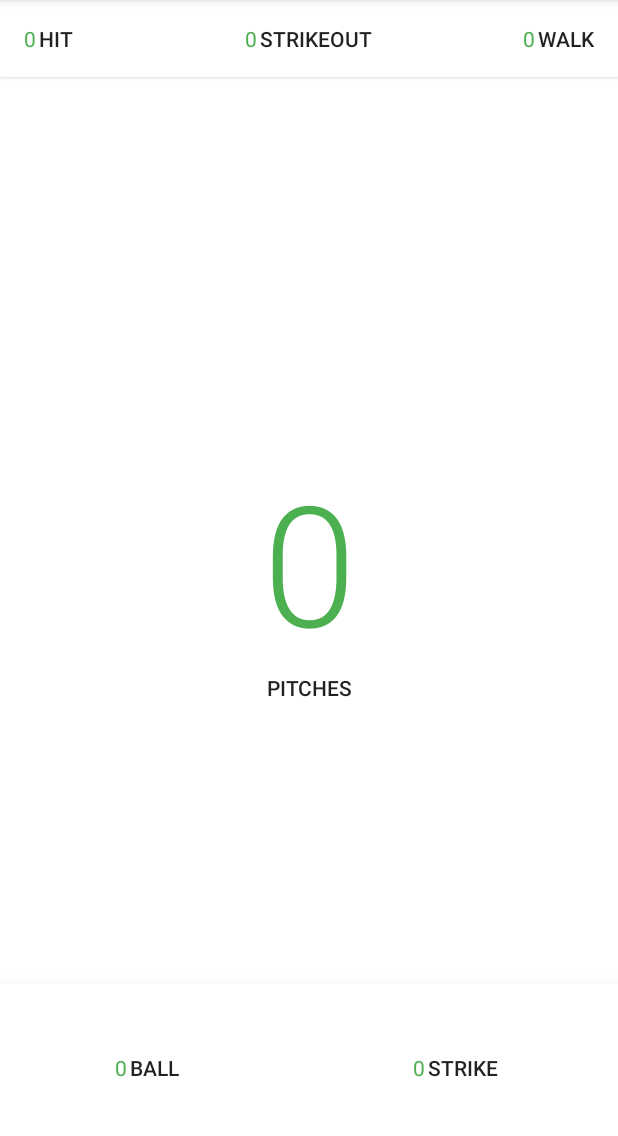
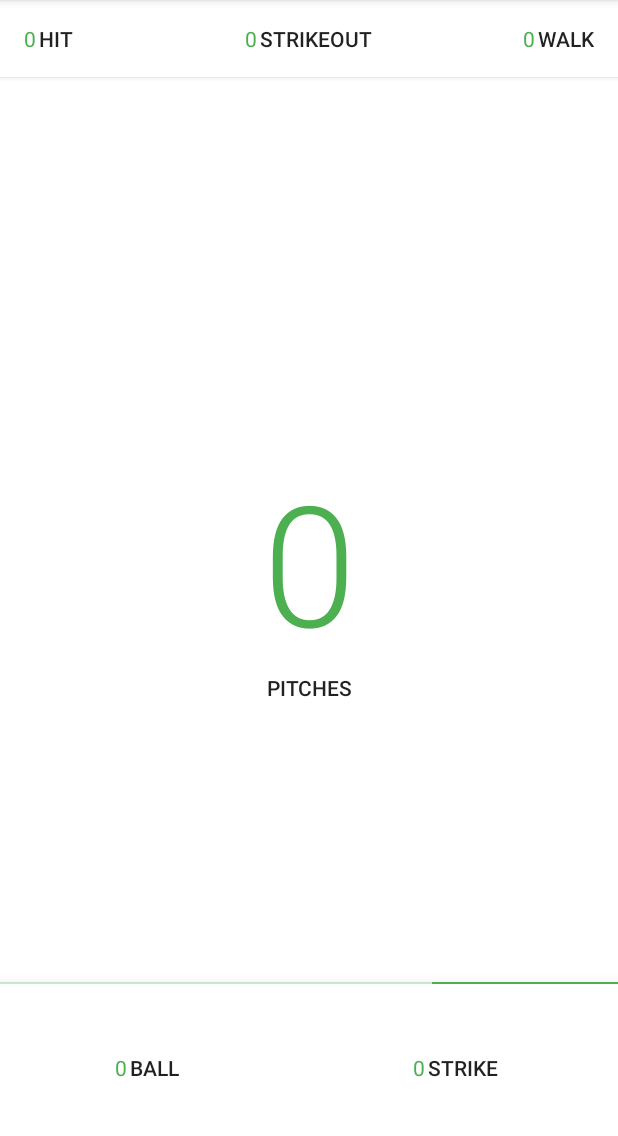
Before and after one commit to akodiakson/Capstone-Project, an Android app: the screen it shows after launch (GameActivity), on a phone screen of 412 x 824 dp, the part 84-1220 px from its top. Run offline under Robolectric (Android 15) with nearby library versions, the phone set to English and light mode, and no system bars; our stand-ins replace ButterKnife; 3 statements that could not run were skipped.

Commit message:
-- Minor tablet optimization. Show pitch distribution line above balls & strikes. Show the formatted date on the details screen.

```diff
--- a/app/src/main/java/com/akodiakson/pitchcounter/fragment/GameFragment.java
+++ b/app/src/main/java/com/akodiakson/pitchcounter/fragment/GameFragment.java
@@ -17,6 +17,7 @@ import android.view.MenuInflater;
 import android.view.MenuItem;
 import android.view.View;
 import android.view.ViewGroup;
+import android.widget.LinearLayout;
 import android.widget.TextView;
 
 import com.akodiakson.pitchcounter.R;
@@ -30,6 +31,7 @@ import com.akodiakson.pitchcounter.data.UpdateStatQueryHandler;
 import com.akodiakson.pitchcounter.model.Game;
 
 import java.lang.ref.WeakReference;
+import java.text.ParseException;
 import java.text.SimpleDateFormat;
 import java.util.Date;
 import java.util.Stack;
@@ -67,6 +69,12 @@ public class GameFragment extends Fragment implements LoaderManager.LoaderCallba
     @Bind(R.id.game_entry_hit_strikeout_button_value)
     TextView strikeoutCount;
 
+    @Bind(R.id.bar_balls)
+    View barBalls;
+
+    @Bind(R.id.bar_strikes)
+    View barStrikes;
+
     private String gameDate;
 
     private Stack<StatType> userActionsStack = new Stack<>();
@@ -90,6 +98,13 @@ public class GameFragment extends Fragment implements LoaderManager.LoaderCallba
 
         Date today = new Date();
         gameDate = new SimpleDateFormat("yyyyMMdd").format(today);
+        try {
+            Date yyyyMMdd = new SimpleDateFormat("yyyyMMdd").parse(gameDate);
+            System.out.println("yyyyMMdd = " + yyyyMMdd);
+        } catch (ParseException e) {
+            e.printStackTrace();
+        }
+
     }
 
     @Override
@@ -113,7 +128,12 @@ public class GameFragment extends Fragment implements LoaderManager.LoaderCallba
         }
         if (item.getItemId() == R.id.menu_item_history_undo) {
             if (!userActionsStack.isEmpty()) {
-                updateStatValue(userActionsStack.peek(), getValueFromFieldToPop(userActionsStack.peek())-1);
+                StatType peekedStatType = userActionsStack.peek();
+                if(peekedStatType == StatType.BALL || peekedStatType == StatType.STRIKE){
+                    updateStatAndTotalPitchValues(peekedStatType, getValueFromFieldToPop(peekedStatType)-1, Integer.valueOf(pitchCount.getText().toString())-1);
+                } else {
+                    updateStatValue(peekedStatType, getValueFromFieldToPop(peekedStatType)-1);
+                }
                 userActionsStack.pop();
             }
             return true;
@@ -303,8 +323,16 @@ public class GameFragment extends Fragment implements LoaderManager.LoaderCallba
                 data.moveToFirst();
                 Game game = GameCursorUtil.buildGame(data);
                 updateCounts(game);
+                updatePitchDistribution(game);
                 break;
         }
+    }
+
+    private void updatePitchDistribution(Game game) {
+        LinearLayout.LayoutParams ballLayoutParams = new LinearLayout.LayoutParams(0, ViewGroup.LayoutParams.WRAP_CONTENT, game.getBalls());
+        barBalls.setLayoutParams(ballLayoutParams);
+        LinearLayout.LayoutParams strikeLayoutParams = new LinearLayout.LayoutParams(0, ViewGroup.LayoutParams.WRAP_CONTENT, game.getStrikes());
+        barStrikes.setLayoutParams(strikeLayoutParams);
     }
 
     private void updateCounts(Game game) {
--- a/app/src/main/res/layout-w900dp/gamesummary_list.xml
+++ b/app/src/main/res/layout-w900dp/gamesummary_list.xml
@@ -23,8 +23,6 @@
         android:name="com.akodiakson.pitchcounter.activity.GameSummaryListFragment"
         android:layout_width="@dimen/item_width"
         android:layout_height="match_parent"
-        android:layout_marginLeft="16dp"
-        android:layout_marginRight="16dp"
         app:layoutManager="LinearLayoutManager"
         tools:context="com.akodiakson.pitchcounter.activity.GameSummaryListActivity"
         tools:listitem="@layout/gamesummary_list_content" />
--- a/app/src/main/res/layout/activity_gamesummary_detail.xml
+++ b/app/src/main/res/layout/activity_gamesummary_detail.xml
@@ -30,6 +30,8 @@
                 app:layout_collapseMode="pin"
                 app:popupTheme="@style/ThemeOverlay.AppCompat.Light" />
 
+            <!-- TODO - Andrew you can put the hero here -->
+
         </android.support.design.widget.CollapsingToolbarLayout>
 
     </android.support.design.widget.AppBarLayout>
--- a/app/src/main/res/layout/fragment_game.xml
+++ b/app/src/main/res/layout/fragment_game.xml
@@ -39,8 +39,8 @@
         android:layout_width="match_parent"
         android:layout_height="wrap_content"
         android:background="@color/white"
-        android:minHeight="@dimen/button_container_min_height"
-        android:elevation="@dimen/button_container_elevation_top">
+        android:elevation="@dimen/button_container_elevation_top"
+        android:minHeight="@dimen/button_container_min_height">
 
         <LinearLayout
             android:id="@+id/game_entry_hit_button"
@@ -51,8 +51,8 @@
             android:orientation="horizontal">
 
             <TextView
+                android:id="@+id/game_entry_hit_button_value"
                 style="@style/ButtonValueTextStyle"
-                android:id="@+id/game_entry_hit_button_value"
                 android:layout_width="wrap_content"
                 android:layout_height="wrap_content"
                 android:text="@string/game_entry_numeric_default_value" />
@@ -74,8 +74,8 @@
             android:orientation="horizontal">
 
             <TextView
+                android:id="@+id/game_entry_walk_button_value"
                 style="@style/ButtonValueTextStyle"
-                android:id="@+id/game_entry_walk_button_value"
                 android:layout_width="wrap_content"
                 android:layout_height="wrap_content"
                 android:text="@string/game_entry_numeric_default_value" />
@@ -97,8 +97,8 @@
             android:orientation="horizontal">
 
             <TextView
+                android:id="@+id/game_entry_hit_strikeout_button_value"
                 style="@style/ButtonValueTextStyle"
-                android:id="@+id/game_entry_hit_strikeout_button_value"
                 android:layout_width="wrap_content"
                 android:layout_height="wrap_content"
                 android:text="@string/game_entry_numeric_default_value" />
@@ -112,24 +112,50 @@
         </LinearLayout>
     </FrameLayout>
 
+    <LinearLayout
+        android:layout_width="match_parent"
+        android:layout_height="wrap_content"
+        android:layout_gravity="bottom"
+        android:orientation="vertical"
+        android:background="@color/white"
+        android:elevation="@dimen/button_container_elevation_bottom"
+        >
+
+        <LinearLayout
+            android:layout_width="match_parent"
+            android:layout_height="1dp"
+            android:gravity="center_vertical"
+            android:orientation="horizontal">
+
+            <View
+                android:id="@+id/bar_balls"
+                android:layout_width="0dp"
+                android:layout_height="match_parent"
+                android:layout_weight="70"
+                android:background="@color/appWindowBackground" />
+
+            <View
+                android:id="@+id/bar_strikes"
+                android:layout_width="0dp"
+                android:layout_height="match_parent"
+                android:layout_weight="30"
+                android:background="@color/colorPrimary" />
+        </LinearLayout>
 
         <LinearLayout
             android:layout_width="match_parent"
             android:layout_height="wrap_content"
+
+            android:gravity="center_vertical"
             android:minHeight="@dimen/bottom_container_height"
-        android:layout_gravity="bottom"
-        android:orientation="horizontal"
-        android:gravity="center_vertical"
-        android:background="@color/white"
-        android:elevation="@dimen/button_container_elevation_bottom"
-        >
+            android:orientation="horizontal">
 
             <RelativeLayout
                 android:id="@+id/game_entry_ball_button"
                 style="@style/ButtonContainerStyleSecondary"
                 android:layout_width="0dp"
+                android:layout_height="match_parent"
                 android:layout_weight="1"
-            android:layout_height="match_parent"
                 android:orientation="horizontal">
 
                 <TextView
@@ -138,8 +164,8 @@
                     android:layout_width="wrap_content"
                     android:layout_height="wrap_content"
                     android:layout_centerInParent="true"
+                    android:layout_toLeftOf="@+id/game_entry_ball_button_label"
                     android:layout_toStartOf="@+id/game_entry_ball_button_label"
-                android:layout_toLeftOf="@+id/game_entry_ball_button_label"
                     android:text="@string/game_entry_numeric_default_value" />
 
                 <TextView
@@ -155,9 +181,9 @@
                 android:id="@+id/game_entry_strike_button"
                 style="@style/ButtonContainerStyleSecondary"
                 android:layout_width="0dp"
-            android:layout_weight="1"
                 android:layout_height="match_parent"
                 android:layout_gravity="center_vertical|end"
+                android:layout_weight="1"
                 android:orientation="horizontal">
 
                 <TextView
@@ -166,8 +192,8 @@
                     android:layout_width="wrap_content"
                     android:layout_height="wrap_content"
                     android:layout_centerInParent="true"
+                    android:layout_toLeftOf="@+id/game_entry_strike_button_label"
                     android:layout_toStartOf="@+id/game_entry_strike_button_label"
-                android:layout_toLeftOf="@+id/game_entry_strike_button_label"
                     android:text="@string/game_entry_numeric_default_value" />
 
                 <TextView
@@ -181,4 +207,7 @@
 
         </LinearLayout>
 
+    </LinearLayout>
+
+
 </FrameLayout>
--- a/app/src/main/res/values/dimens.xml
+++ b/app/src/main/res/values/dimens.xml
@@ -7,7 +7,7 @@
     <dimen name="button_container_min_height">48dp</dimen>
     <dimen name="fab_margin">16dp</dimen>
     <dimen name="app_bar_height">200dp</dimen>
-    <dimen name="item_width">200dp</dimen>
+    <dimen name="item_width">300dp</dimen>
     <dimen name="text_margin">16dp</dimen>
     <dimen name="game_summary_row_min_height">56dp</dimen>
     <dimen name="game_summary_row_date_left_margin">64dp</dimen>
--- a/app/src/main/res/values/styles.xml
+++ b/app/src/main/res/values/styles.xml
@@ -56,6 +56,7 @@
 
     <style name="SeasonAveragesLabel" parent="TextAppearance.AppCompat.Caption">
         <item name="android:textAllCaps">true</item>
+        <item name="android:gravity">center_horizontal</item>
 
     </style>
     <style name="AppTheme.NoActionBar">
```
Also changed, not shown: app/src/main/java/com/akodiakson/pitchcounter/activity/GameSummaryDetailFragment.java (+15 -1 lines). Lines whose indentation alone changed are shown as unchanged.
